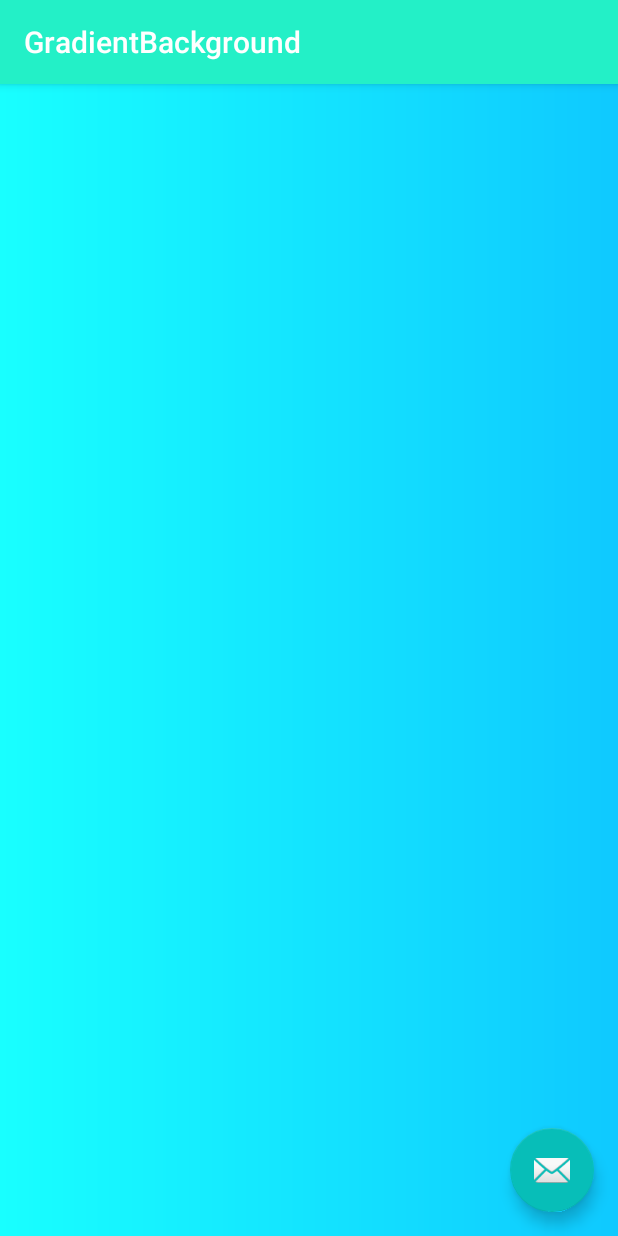
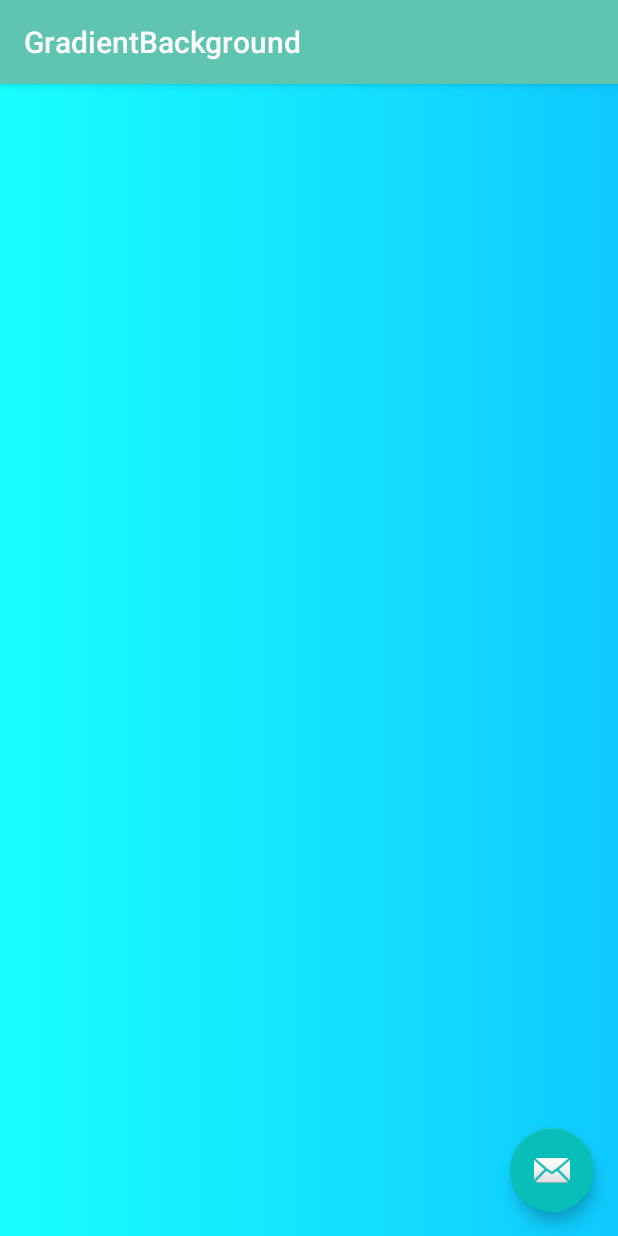
Before and after one commit to Alfishan/GradientBackgound, an Android app: the screen it shows after launch (MainActivity), on a phone screen of 412 x 824 dp. Run offline under Robolectric (Android 15) with nearby library versions, the phone set to English and light mode, and no system bars; our stand-ins replace ButterKnife, RxJava; 2 statements that could not run were skipped.

```diff
--- a/app/src/main/res/layout/activity_main.xml
+++ b/app/src/main/res/layout/activity_main.xml
@@ -16,7 +16,7 @@
                 android:id="@+id/toolbar"
                 android:layout_width="match_parent"
                 android:layout_height="?attr/actionBarSize"
-                android:background="@android:color/transparent"
+                android:background="@color/colorSemiTrans"
                 app:popupTheme="@style/AppTheme.PopupOverlay"/>
 
     </android.support.design.widget.AppBarLayout>
```
Also changed, not shown: app/src/main/java/xeme/com/gradientbackground/GradientBackgroundPainter.java (+10 -0 lines).
